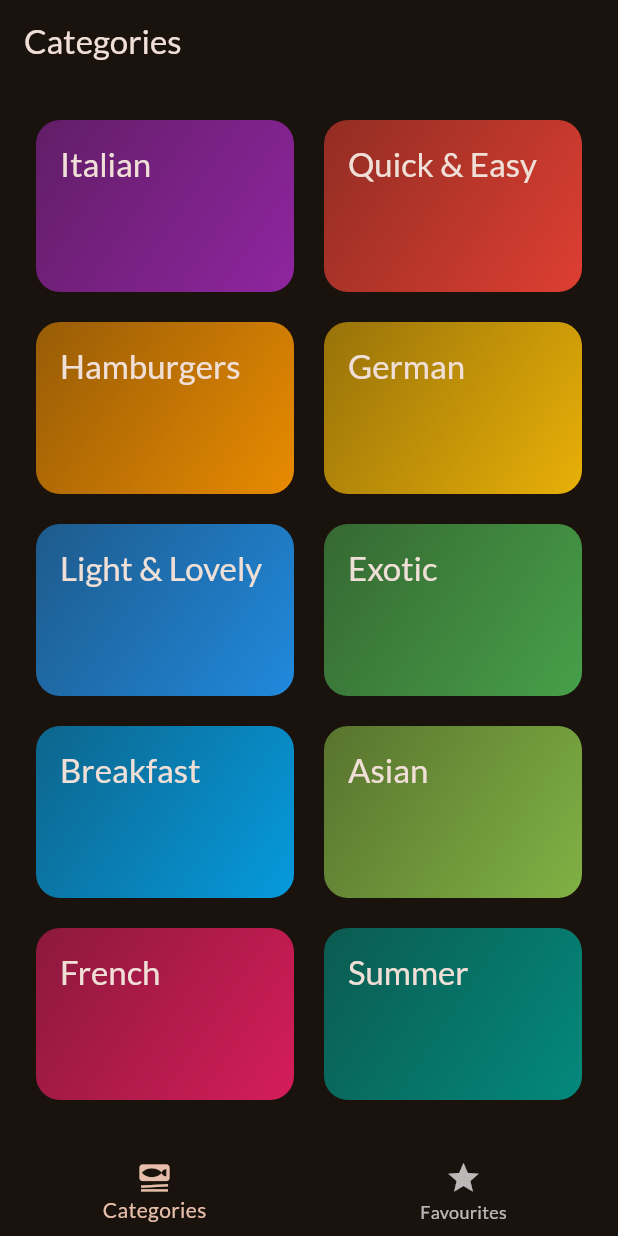
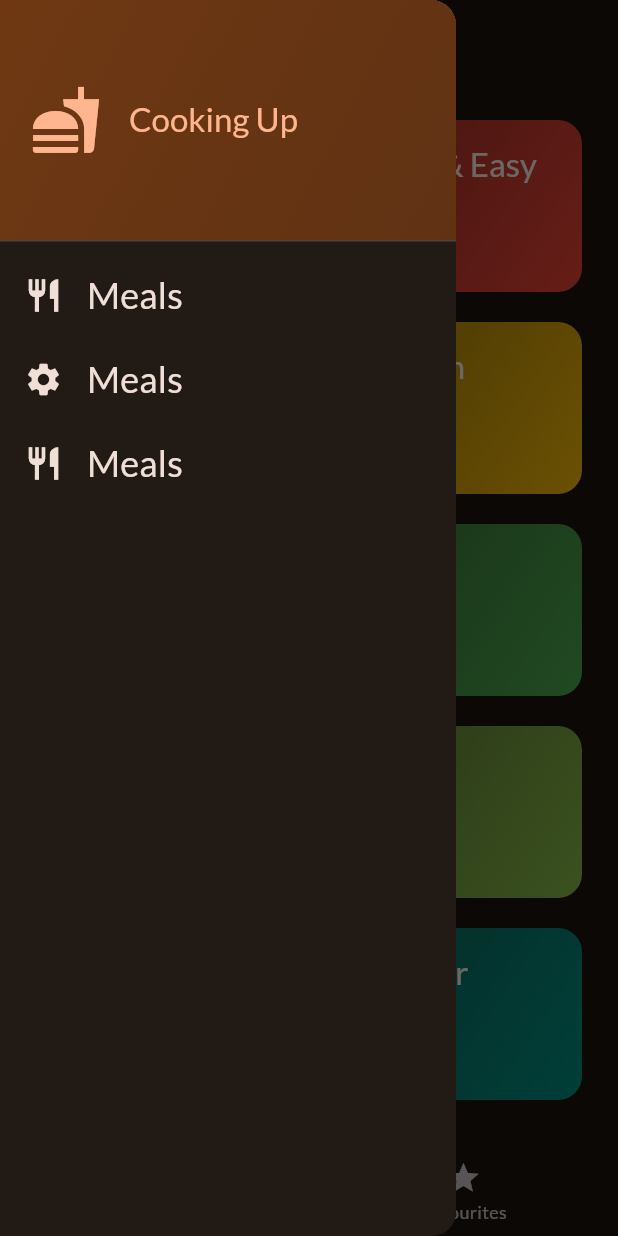
Before and after one commit to PyaeSone99/Meals_app, a Flutter app: the screen it shows after launch, with the side drawer open (before the commit the screen has no drawer), on a phone screen of 412 x 824 dp. Run offline on Flutter 3.47's test engine with Material 3 defaults, Android fonts, the phone set to English and light mode, and no system bars; our stand-ins replace google_fonts, transparent_image.

Commit message:
167 - Adding a Side Drawer

```diff
--- a/lib/screens/tabs.dart
+++ b/lib/screens/tabs.dart
@@ -2,6 +2,7 @@ import 'package:flutter/material.dart';
 import 'package:meal/models/meal.dart';
 import 'package:meal/screens/categories.dart';
 import 'package:meal/screens/meals.dart';
+import 'package:meal/widgets/main_drawer.dart';
 
 class TabScreen extends StatefulWidget {
   const TabScreen ({super.key});
@@ -66,6 +67,7 @@ class _TabScreenState extends State<TabScreen> {
           activePageTitle
         ),
       ),
+      drawer: const MainDrawer(),
       body: activePage,
       bottomNavigationBar: BottomNavigationBar(
         currentIndex: _selectedPageIndex,
--- /dev/null
+++ b/lib/widgets/main_drawer.dart
@@ -0,0 +1,78 @@
+import 'package:flutter/material.dart';
+
+class MainDrawer extends StatelessWidget {
+
+  const MainDrawer({super.key});
+
+  @override
+  Widget build(context) {
+    return Drawer(
+      child: Column(
+        children: [
+          DrawerHeader(
+            padding: const EdgeInsets.all(20),
+            decoration: BoxDecoration(
+              gradient: LinearGradient(
+                colors: [
+                  Theme.of(context).colorScheme.primaryContainer,
+                  Theme.of(context).colorScheme.primaryContainer.withOpacity(0.8)
+                ],
+                begin: Alignment.topLeft,
+                end: Alignment.bottomRight
+              )
+            ),
+            child: Row(
+              children: [
+                Icon(
+                  Icons.fastfood,
+                  size: 48,
+                  color: Theme.of(context).colorScheme.primary,
+                ),
+                const SizedBox(width: 18,),
+                Text(
+                  'Cooking Up',
+                  style: Theme.of(context).textTheme.titleLarge!.copyWith(
+                    color: Theme.of(context).colorScheme.primary,
+                  ),
+                )
+              ],
+            ),
+          ),
+          ListTile(
+            leading: Icon(Icons.restaurant,size: 26,color: Theme.of(context).colorScheme.onBackground,),
+             title: Text(
+              'Meals',
+              style:Theme.of(context).textTheme.titleSmall!.copyWith(
+                    color: Theme.of(context).colorScheme.onBackground,
+                    fontSize: 24
+                  ),
+             ),
+             onTap: (){} ,
+          ),
+          ListTile(
+            leading: Icon(Icons.settings,size: 26,color: Theme.of(context).colorScheme.onBackground,),
+             title: Text(
+              'Meals',
+              style:Theme.of(context).textTheme.titleSmall!.copyWith(
+                    color: Theme.of(context).colorScheme.onBackground,
+                    fontSize: 24
+                  ),
+             ),
+             onTap: (){} ,
+          ),
+          ListTile(
+            leading: Icon(Icons.restaurant,size: 26,color: Theme.of(context).colorScheme.onBackground,),
+             title: Text(
+              'Meals',
+              style:Theme.of(context).textTheme.titleSmall!.copyWith(
+                    color: Theme.of(context).colorScheme.onBackground,
+                    fontSize: 24
+                  ),
+             ),
+             onTap: (){} ,
+          ),
+        ],
+      ),
+    );
+  }
+}
```
